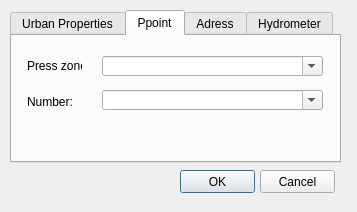
This is search/ui/search_plus_dialog_base.ui in Giswater/giswater_qgis_plugin as Qt 5 draws it before an edit. The edited form follows.
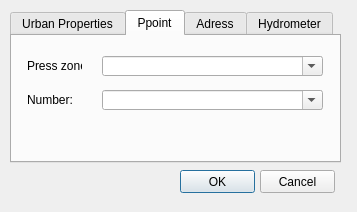
This is the edited form. The open tabs and pages were chosen to show the change. Custom widgets are drawn as their Qt base class.

```diff
--- a/search/ui/search_plus_dialog_base.ui
+++ b/search/ui/search_plus_dialog_base.ui
@@ -168,7 +168,7 @@
      <property name="geometry">
       <rect>
        <x>15</x>
-       <y>58</y>
+       <y>56</y>
        <width>55</width>
        <height>16</height>
       </rect>
```
Left out of the diff: 2 changed lines with no effect on the pictures.
